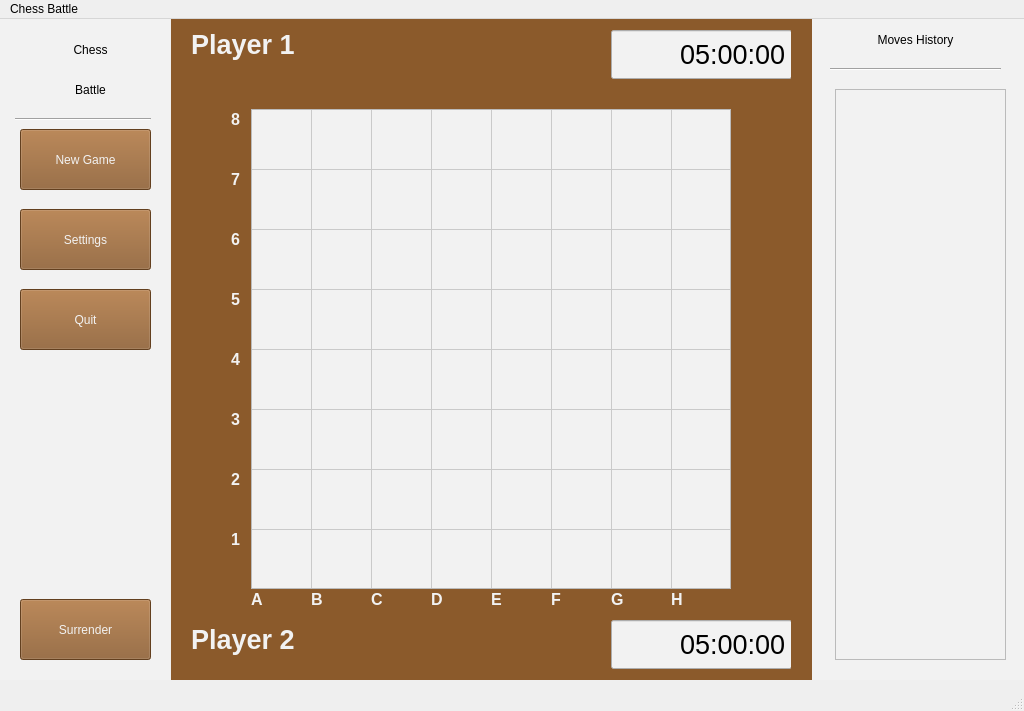
MRadzynski/ChessBattle, file view.ui: the form before one commit.
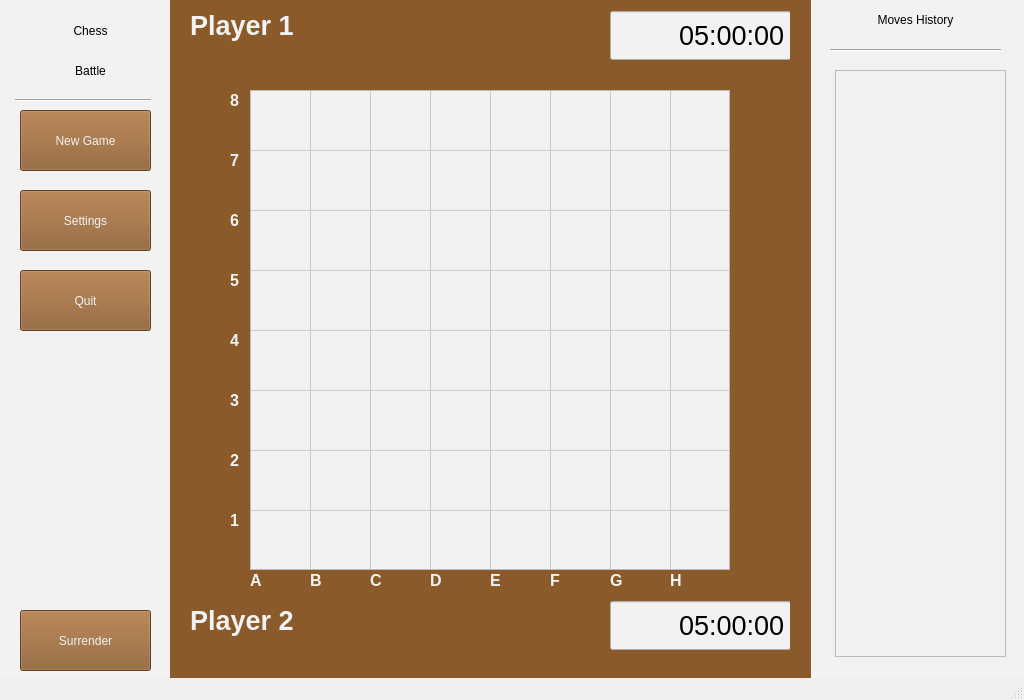
The form after the commit. Icons and pictures are not drawn.

Commit message: Add WinnerDialog class and display the dialog if user surrender the game

What changed in the file:
```diff
--- a/view.ui
+++ b/view.ui
@@ -7,11 +7,17 @@
     <x>0</x>
     <y>0</y>
     <width>1024</width>
-    <height>711</height>
+    <height>700</height>
    </rect>
   </property>
   <property name="windowTitle">
-   <string>MainWindow</string>
+   <string>Chess Battle</string>
+  </property>
+  <property name="iconSize">
+   <size>
+    <width>30</width>
+    <height>30</height>
+   </size>
   </property>
   <widget class="QWidget" name="centralwidget">
    <widget class="QWidget" name="widget" native="true">
@@ -20,7 +26,7 @@
       <x>0</x>
       <y>0</y>
       <width>170</width>
-      <height>661</height>
+      <height>700</height>
      </rect>
     </property>
     <property name="styleSheet">
@@ -152,7 +158,7 @@
      <property name="geometry">
       <rect>
        <x>20</x>
-       <y>580</y>
+       <y>610</y>
        <width>131</width>
        <height>61</height>
       </rect>
@@ -183,7 +189,7 @@
       <x>810</x>
       <y>0</y>
       <width>230</width>
-      <height>661</height>
+      <height>700</height>
      </rect>
     </property>
     <property name="styleSheet">
@@ -208,7 +214,7 @@
        <x>0</x>
        <y>0</y>
        <width>211</width>
-       <height>41</height>
+       <height>40</height>
       </rect>
      </property>
      <property name="styleSheet">
@@ -228,7 +234,7 @@
        <x>25</x>
        <y>70</y>
        <width>171</width>
-       <height>571</height>
+       <height>587</height>
       </rect>
      </property>
     </widget>
@@ -236,10 +242,10 @@
    <widget class="QWidget" name="widget_3" native="true">
     <property name="geometry">
      <rect>
-      <x>171</x>
+      <x>170</x>
       <y>0</y>
       <width>641</width>
-      <height>661</height>
+      <height>700</height>
      </rect>
     </property>
     <property name="styleSheet">
@@ -914,22 +920,6 @@
    <zorder>widget</zorder>
    <zorder>widget_3</zorder>
   </widget>
-  <widget class="QMenuBar" name="menubar">
-   <property name="geometry">
-    <rect>
-     <x>0</x>
-     <y>0</y>
-     <width>1024</width>
-     <height>25</height>
-    </rect>
-   </property>
-   <widget class="QMenu" name="menuChess_Battle">
-    <property name="title">
-     <string>Chess Battle</string>
-    </property>
-   </widget>
-   <addaction name="menuChess_Battle"/>
-  </widget>
   <widget class="QStatusBar" name="statusbar"/>
  </widget>
  <resources/>
```
The commit also changes 7 other files.
